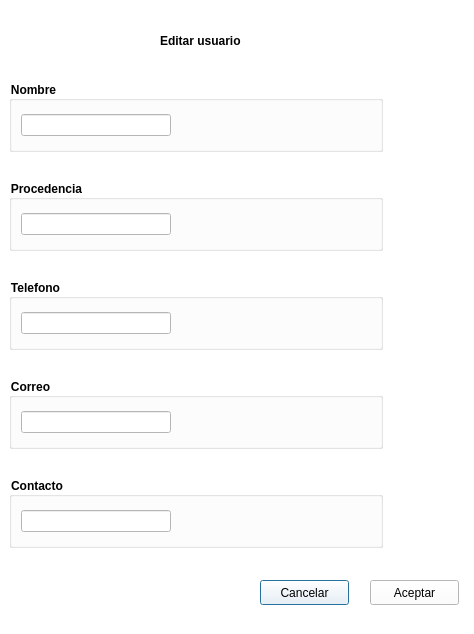
The window that UIfiles/EditUser.ui (DiteRr/IgmavaAPP) describes before a commit, drawn with Qt 5.
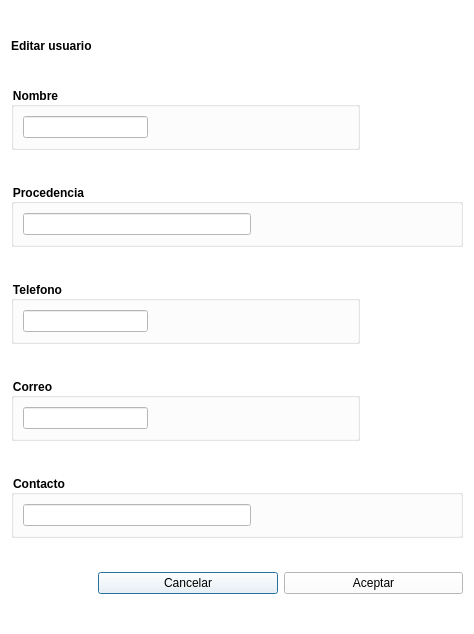
The same window after the commit.

What changed in the file:
```diff
--- a/UIfiles/EditUser.ui
+++ b/UIfiles/EditUser.ui
@@ -19,15 +19,26 @@
   <property name="styleSheet">
    <string notr="true">background-color: rgb(255, 255, 255);</string>
   </property>
-  <widget class="QGroupBox" name="groupBox_4">
-   <property name="geometry">
-    <rect>
-     <x>9</x>
-     <y>378</y>
-     <width>374</width>
-     <height>71</height>
-    </rect>
-   </property>
+  <layout class="QGridLayout" name="gridLayout">
+   <item row="0" column="0">
+    <widget class="QLabel" name="label_6">
+     <property name="sizePolicy">
+      <sizepolicy hsizetype="Maximum" vsizetype="Maximum">
+       <horstretch>0</horstretch>
+       <verstretch>0</verstretch>
+      </sizepolicy>
+     </property>
+     <property name="styleSheet">
+      <string notr="true">font: 57 14pt &quot;Ubuntu&quot;;
+font-weight: bold;</string>
+     </property>
+     <property name="text">
+      <string>Editar usuario</string>
+     </property>
+    </widget>
+   </item>
+   <item row="1" column="0" colspan="3">
+    <widget class="QGroupBox" name="groupBox">
    <property name="sizePolicy">
     <sizepolicy hsizetype="Maximum" vsizetype="Maximum">
      <horstretch>0</horstretch>
@@ -39,13 +50,13 @@
 font-weight:bold;</string>
    </property>
    <property name="title">
-    <string>Correo</string>
-   </property>
-   <layout class="QGridLayout" name="gridLayout_4">
+      <string>Nombre</string>
+     </property>
+     <layout class="QGridLayout" name="gridLayout_6">
     <item row="0" column="0">
-     <layout class="QHBoxLayout" name="horizontalLayout_4">
+       <layout class="QHBoxLayout" name="horizontalLayout">
       <item>
-       <widget class="QLineEdit" name="correo">
+         <widget class="QLineEdit" name="nombre">
         <property name="sizePolicy">
          <sizepolicy hsizetype="Minimum" vsizetype="Maximum">
           <horstretch>0</horstretch>
@@ -55,7 +66,7 @@
        </widget>
       </item>
       <item>
-       <spacer name="horizontalSpacer_4">
+         <spacer name="horizontalSpacer">
         <property name="orientation">
          <enum>Qt::Horizontal</enum>
         </property>
@@ -74,15 +85,58 @@
     </item>
    </layout>
   </widget>
+   </item>
+   <item row="2" column="0" colspan="3">
+    <widget class="QGroupBox" name="groupBox_2">
+     <property name="sizePolicy">
+      <sizepolicy hsizetype="Preferred" vsizetype="Maximum">
+       <horstretch>0</horstretch>
+       <verstretch>0</verstretch>
+      </sizepolicy>
+     </property>
+     <property name="styleSheet">
+      <string notr="true">font: 57 11pt &quot;Ubuntu&quot;;
+font-weight:bold;</string>
+     </property>
+     <property name="title">
+      <string>Procedencia</string>
+     </property>
+     <layout class="QGridLayout" name="gridLayout_2">
+      <item row="0" column="0">
+       <layout class="QHBoxLayout" name="horizontalLayout_2">
+        <item>
+         <widget class="QLineEdit" name="procedencia">
+          <property name="sizePolicy">
+           <sizepolicy hsizetype="Minimum" vsizetype="Maximum">
+            <horstretch>0</horstretch>
+            <verstretch>0</verstretch>
+           </sizepolicy>
+          </property>
+         </widget>
+        </item>
+        <item>
+         <spacer name="horizontalSpacer_2">
+          <property name="orientation">
+           <enum>Qt::Horizontal</enum>
+          </property>
+          <property name="sizeType">
+           <enum>QSizePolicy::Maximum</enum>
+          </property>
+          <property name="sizeHint" stdset="0">
+           <size>
+            <width>200</width>
+            <height>20</height>
+           </size>
+          </property>
+         </spacer>
+        </item>
+       </layout>
+      </item>
+     </layout>
+    </widget>
+   </item>
+   <item row="3" column="0" colspan="3">
   <widget class="QGroupBox" name="groupBox_3">
-   <property name="geometry">
-    <rect>
-     <x>9</x>
-     <y>279</y>
-     <width>374</width>
-     <height>71</height>
-    </rect>
-   </property>
    <property name="sizePolicy">
     <sizepolicy hsizetype="Maximum" vsizetype="Maximum">
      <horstretch>0</horstretch>
@@ -129,15 +183,58 @@
     </item>
    </layout>
   </widget>
+   </item>
+   <item row="4" column="0" colspan="3">
+    <widget class="QGroupBox" name="groupBox_4">
+     <property name="sizePolicy">
+      <sizepolicy hsizetype="Maximum" vsizetype="Maximum">
+       <horstretch>0</horstretch>
+       <verstretch>0</verstretch>
+      </sizepolicy>
+     </property>
+     <property name="styleSheet">
+      <string notr="true">font: 57 11pt &quot;Ubuntu&quot;;
+font-weight:bold;</string>
+     </property>
+     <property name="title">
+      <string>Correo</string>
+     </property>
+     <layout class="QGridLayout" name="gridLayout_4">
+      <item row="0" column="0">
+       <layout class="QHBoxLayout" name="horizontalLayout_4">
+        <item>
+         <widget class="QLineEdit" name="correo">
+          <property name="sizePolicy">
+           <sizepolicy hsizetype="Minimum" vsizetype="Maximum">
+            <horstretch>0</horstretch>
+            <verstretch>0</verstretch>
+           </sizepolicy>
+          </property>
+         </widget>
+        </item>
+        <item>
+         <spacer name="horizontalSpacer_4">
+          <property name="orientation">
+           <enum>Qt::Horizontal</enum>
+          </property>
+          <property name="sizeType">
+           <enum>QSizePolicy::Maximum</enum>
+          </property>
+          <property name="sizeHint" stdset="0">
+           <size>
+            <width>200</width>
+            <height>20</height>
+           </size>
+          </property>
+         </spacer>
+        </item>
+       </layout>
+      </item>
+     </layout>
+    </widget>
+   </item>
+   <item row="5" column="0" colspan="3">
   <widget class="QGroupBox" name="groupBox_5">
-   <property name="geometry">
-    <rect>
-     <x>9</x>
-     <y>477</y>
-     <width>374</width>
-     <height>71</height>
-    </rect>
-   </property>
    <property name="sizePolicy">
     <sizepolicy hsizetype="Preferred" vsizetype="Maximum">
      <horstretch>0</horstretch>
@@ -184,165 +281,22 @@
     </item>
    </layout>
   </widget>
-  <widget class="QGroupBox" name="groupBox_2">
-   <property name="geometry">
-    <rect>
-     <x>9</x>
-     <y>180</y>
-     <width>374</width>
-     <height>71</height>
-    </rect>
-   </property>
-   <property name="sizePolicy">
-    <sizepolicy hsizetype="Preferred" vsizetype="Maximum">
-     <horstretch>0</horstretch>
-     <verstretch>0</verstretch>
-    </sizepolicy>
-   </property>
-   <property name="styleSheet">
-    <string notr="true">font: 57 11pt &quot;Ubuntu&quot;;
-font-weight:bold;</string>
-   </property>
-   <property name="title">
-    <string>Procedencia</string>
-   </property>
-   <layout class="QGridLayout" name="gridLayout_2">
-    <item row="0" column="0">
-     <layout class="QHBoxLayout" name="horizontalLayout_2">
-      <item>
-       <widget class="QLineEdit" name="procedencia">
-        <property name="sizePolicy">
-         <sizepolicy hsizetype="Minimum" vsizetype="Maximum">
-          <horstretch>0</horstretch>
-          <verstretch>0</verstretch>
-         </sizepolicy>
-        </property>
-       </widget>
-      </item>
-      <item>
-       <spacer name="horizontalSpacer_2">
-        <property name="orientation">
-         <enum>Qt::Horizontal</enum>
-        </property>
-        <property name="sizeType">
-         <enum>QSizePolicy::Maximum</enum>
-        </property>
-        <property name="sizeHint" stdset="0">
-         <size>
-          <width>200</width>
-          <height>20</height>
-         </size>
-        </property>
-       </spacer>
-      </item>
-     </layout>
-    </item>
-   </layout>
-  </widget>
-  <widget class="QGroupBox" name="groupBox">
-   <property name="geometry">
-    <rect>
-     <x>9</x>
-     <y>81</y>
-     <width>374</width>
-     <height>71</height>
-    </rect>
-   </property>
-   <property name="sizePolicy">
-    <sizepolicy hsizetype="Maximum" vsizetype="Maximum">
-     <horstretch>0</horstretch>
-     <verstretch>0</verstretch>
-    </sizepolicy>
-   </property>
-   <property name="styleSheet">
-    <string notr="true">font: 57 11pt &quot;Ubuntu&quot;;
-font-weight:bold;</string>
-   </property>
-   <property name="title">
-    <string>Nombre</string>
-   </property>
-   <layout class="QGridLayout" name="gridLayout_6">
-    <item row="0" column="0">
-     <layout class="QHBoxLayout" name="horizontalLayout">
-      <item>
-       <widget class="QLineEdit" name="nombre">
-        <property name="sizePolicy">
-         <sizepolicy hsizetype="Minimum" vsizetype="Maximum">
-          <horstretch>0</horstretch>
-          <verstretch>0</verstretch>
-         </sizepolicy>
-        </property>
-       </widget>
-      </item>
-      <item>
-       <spacer name="horizontalSpacer">
-        <property name="orientation">
-         <enum>Qt::Horizontal</enum>
-        </property>
-        <property name="sizeType">
-         <enum>QSizePolicy::Maximum</enum>
-        </property>
-        <property name="sizeHint" stdset="0">
-         <size>
-          <width>200</width>
-          <height>20</height>
-         </size>
-        </property>
-       </spacer>
-      </item>
-     </layout>
-    </item>
-   </layout>
-  </widget>
-  <widget class="QLabel" name="label_6">
-   <property name="geometry">
-    <rect>
-     <x>160</x>
-     <y>30</y>
-     <width>135</width>
-     <height>22</height>
-    </rect>
-   </property>
-   <property name="sizePolicy">
-    <sizepolicy hsizetype="Maximum" vsizetype="Maximum">
-     <horstretch>0</horstretch>
-     <verstretch>0</verstretch>
-    </sizepolicy>
-   </property>
-   <property name="styleSheet">
-    <string notr="true">font: 57 14pt &quot;Ubuntu&quot;;
-font-weight: bold;</string>
-   </property>
-   <property name="text">
-    <string>Editar usuario</string>
-   </property>
-  </widget>
+   </item>
+   <item row="6" column="1">
   <widget class="QPushButton" name="cancelar">
-   <property name="geometry">
-    <rect>
-     <x>260</x>
-     <y>580</y>
-     <width>89</width>
-     <height>25</height>
-    </rect>
-   </property>
    <property name="text">
     <string>Cancelar</string>
    </property>
   </widget>
+   </item>
+   <item row="6" column="2">
   <widget class="QPushButton" name="aceptar">
-   <property name="geometry">
-    <rect>
-     <x>370</x>
-     <y>580</y>
-     <width>89</width>
-     <height>25</height>
-    </rect>
-   </property>
    <property name="text">
     <string>Aceptar</string>
    </property>
   </widget>
+   </item>
+  </layout>
  </widget>
  <tabstops>
   <tabstop>nombre</tabstop>
```
Left out of the diff: 4 changed lines with no effect on the pictures. Lines whose indentation alone changed are shown as unchanged.
